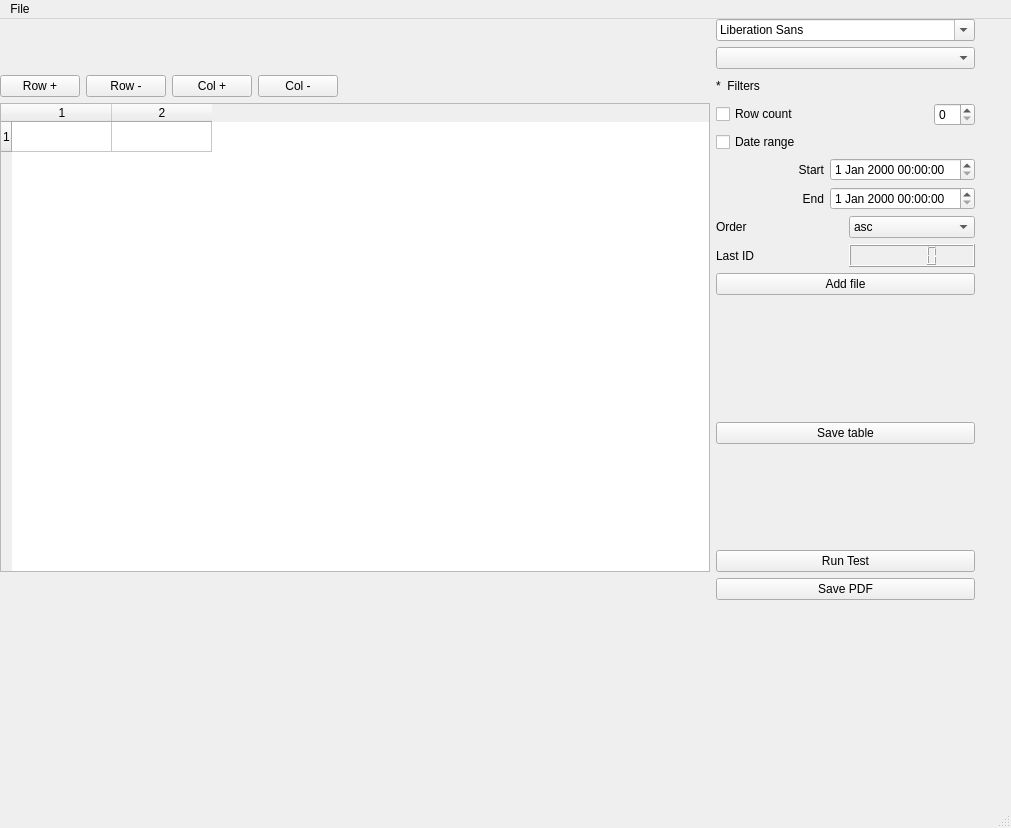
StronglogicSolutions/ky_gui, file documentwindow.ui: the form before one commit.
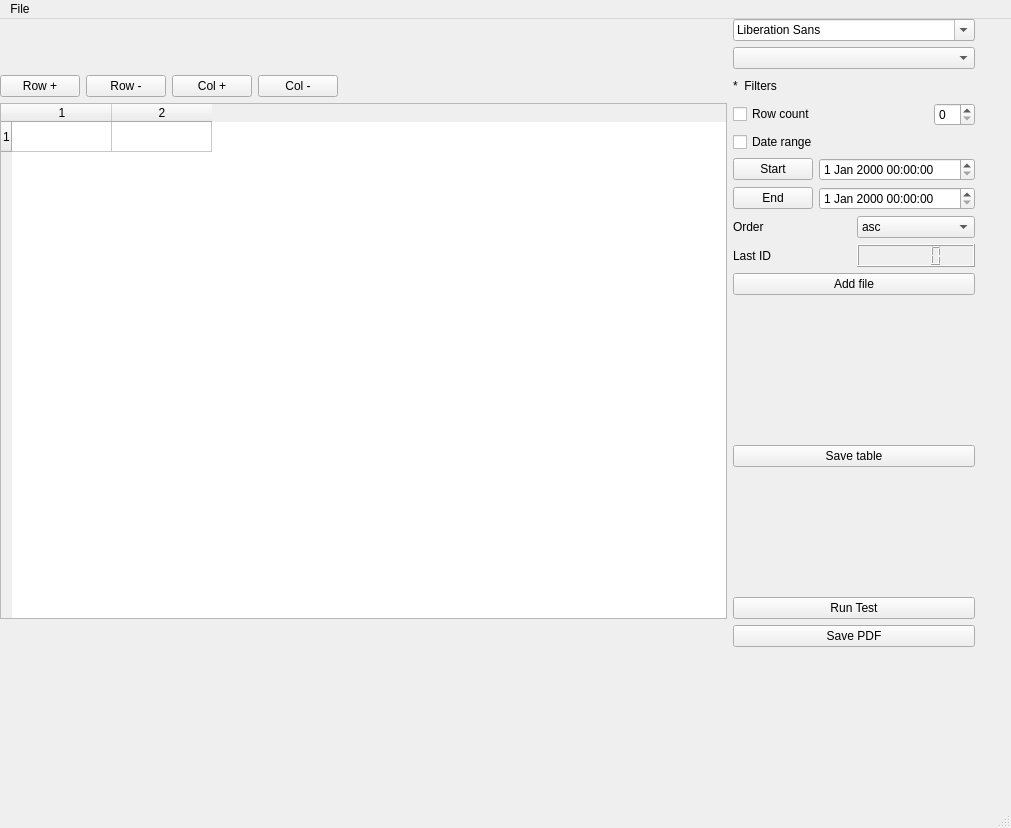
The form after the commit. Icons and pictures are not drawn.

Commit message: some improvements, especially for date

```diff
--- a/documentwindow.ui
+++ b/documentwindow.ui
@@ -20,7 +20,7 @@
       <x>0</x>
       <y>0</y>
       <width>981</width>
-      <height>581</height>
+      <height>628</height>
      </rect>
     </property>
     <layout class="QGridLayout" name="gridLayout" rowstretch="1,0,0,0,0,0,0" columnstretch="3,1,0">
@@ -74,19 +74,10 @@
            <item>
             <layout class="QHBoxLayout" name="horizontalLayout_4" stretch="0,1">
              <item>
-              <widget class="QLabel" name="label_2">
-               <property name="minimumSize">
-                <size>
-                 <width>108</width>
-                 <height>0</height>
-                </size>
-               </property>
+              <widget class="QPushButton" name="startPick">
                <property name="text">
                 <string>Start</string>
                </property>
-               <property name="alignment">
-                <set>Qt::AlignRight|Qt::AlignTrailing|Qt::AlignVCenter</set>
-               </property>
               </widget>
              </item>
              <item>
@@ -97,19 +88,10 @@
            <item>
             <layout class="QHBoxLayout" name="horizontalLayout_3" stretch="0,1">
              <item>
-              <widget class="QLabel" name="label_3">
-               <property name="minimumSize">
-                <size>
-                 <width>108</width>
-                 <height>0</height>
-                </size>
-               </property>
+              <widget class="QPushButton" name="endPick">
                <property name="text">
                 <string>End</string>
                </property>
-               <property name="alignment">
-                <set>Qt::AlignRight|Qt::AlignTrailing|Qt::AlignVCenter</set>
-               </property>
               </widget>
              </item>
              <item>
```
The commit also changes 2 other files.
